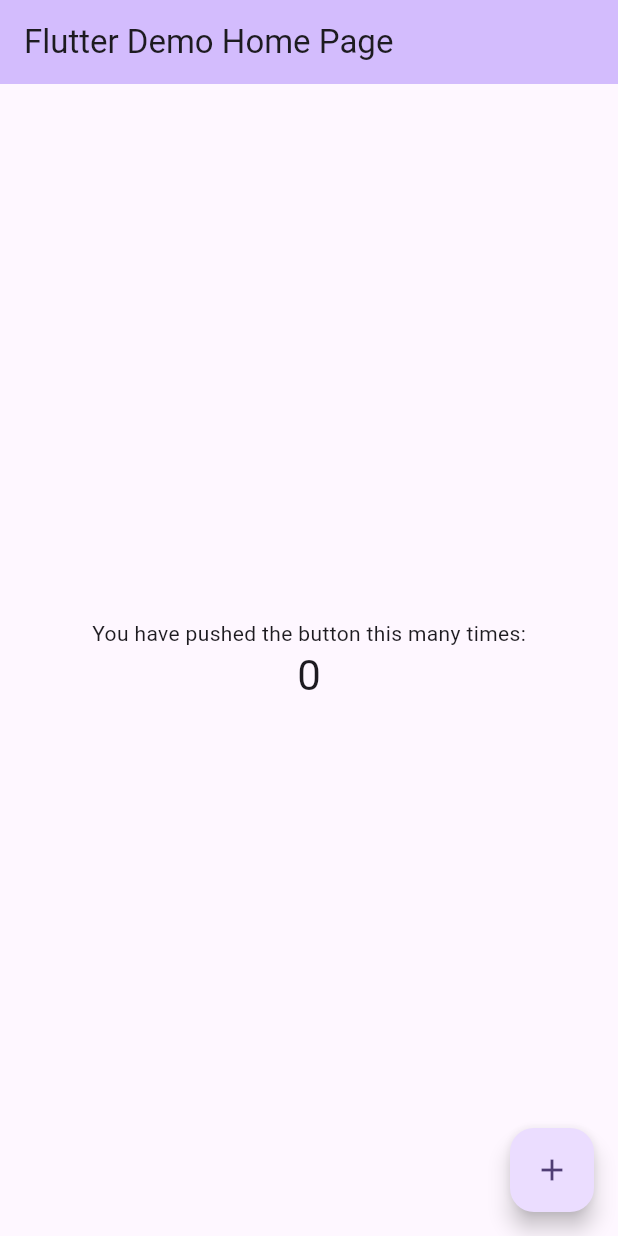
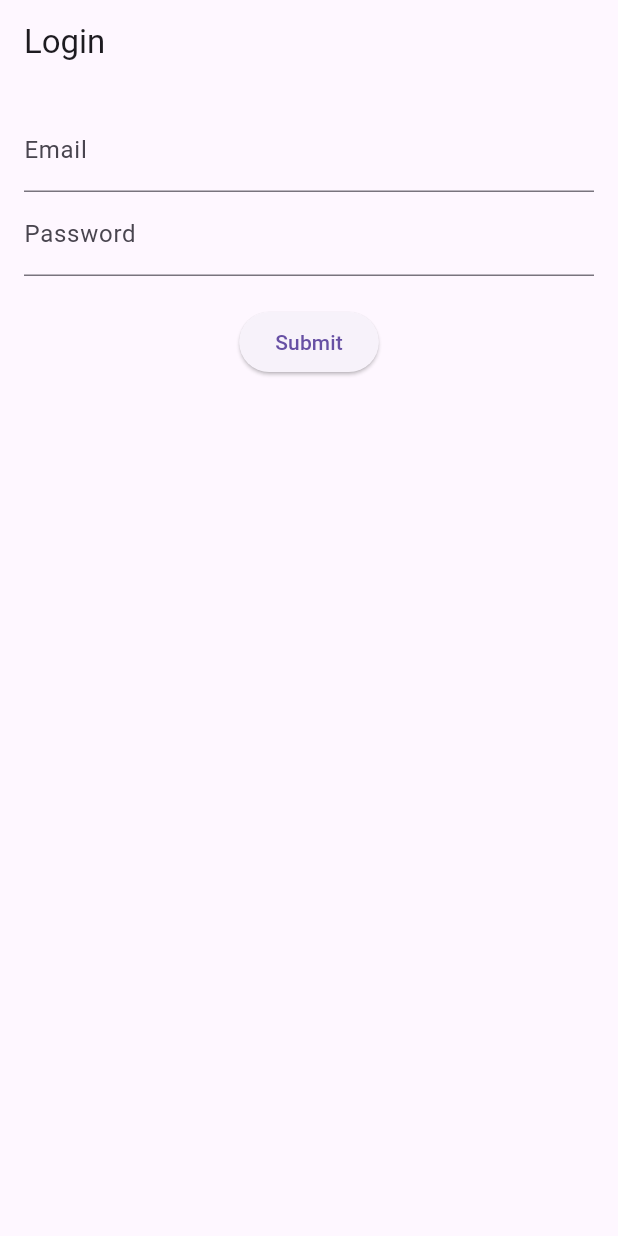
Before and after one commit to Shreyasingh120/Flutter_assigment, a Flutter app: the screen it shows after launch, on a phone screen of 412 x 824 dp. Run offline on Flutter 3.47's test engine with Material 3 defaults, Android fonts, the phone set to English and light mode, and no system bars; our stand-ins replace flutter_bloc.

Commit message:
first commit

```diff
--- /dev/null
+++ b/lib/blocs/login_bloc.dart
@@ -0,0 +1,35 @@
+import 'package:flutter_bloc/flutter_bloc.dart';
+
+class LoginEvent {
+  final String email;
+  final String password;
+
+  LoginEvent(this.email, this.password);
+}
+
+class LoginState {
+  final bool isValid;
+  final String errorMessage;
+
+  LoginState({required this.isValid, this.errorMessage = ''});
+}
+
+class LoginBloc extends Bloc<LoginEvent, LoginState> {
+  LoginBloc() : super(LoginState(isValid: false));
+
+  @override
+  Stream<LoginState> mapEventToState(LoginEvent event) async* {
+    final emailValid = RegExp(r'^[^@]+@[^@]+\.[^@]+').hasMatch(event.email);
+    final passwordValid = event.password.length >= 8 &&
+        RegExp(r'[A-Z]').hasMatch(event.password) &&
+        RegExp(r'[a-z]').hasMatch(event.password) &&
+        RegExp(r'[0-9]').hasMatch(event.password) &&
+        RegExp(r'[!@#\$&*~]').hasMatch(event.password);
+
+    if (emailValid && passwordValid) {
+      yield LoginState(isValid: true);
+    } else {
+      yield LoginState(isValid: false, errorMessage: 'Invalid credentials');
+    }
+  }
+}
--- a/lib/main.dart
+++ b/lib/main.dart
@@ -1,122 +1,24 @@
 import 'package:flutter/material.dart';
+import 'package:flutter_bloc/flutter_bloc.dart';
+import 'blocs/login_bloc.dart'; // Import your LoginBloc
+import 'screens/login_screen.dart';
 
 void main() {
-  runApp(const MyApp());
+  runApp(MyApp());
 }
 
 class MyApp extends StatelessWidget {
-  const MyApp({super.key});
-
-  // This widget is the root of your application.
   @override
   Widget build(BuildContext context) {
     return MaterialApp(
-      title: 'Flutter Demo',
+      title: 'Flutter Login Example',
       theme: ThemeData(
-        // This is the theme of your application.
-        //
-        // TRY THIS: Try running your application with "flutter run". You'll see
-        // the application has a purple toolbar. Then, without quitting the app,
-        // try changing the seedColor in the colorScheme below to Colors.green
-        // and then invoke "hot reload" (save your changes or press the "hot
-        // reload" button in a Flutter-supported IDE, or press "r" if you used
-        // the command line to start the app).
-        //
-        // Notice that the counter didn't reset back to zero; the application
-        // state is not lost during the reload. To reset the state, use hot
-        // restart instead.
-        //
-        // This works for code too, not just values: Most code changes can be
-        // tested with just a hot reload.
-        colorScheme: ColorScheme.fromSeed(seedColor: Colors.deepPurple),
+        primarySwatch: Colors.blue,
       ),
-      home: const MyHomePage(title: 'Flutter Demo Home Page'),
+      home: BlocProvider(
+        create: (context) => LoginBloc(), // Provide the LoginBloc here
+        child: LoginScreen(),
+      ),
     );
   }
 }
-
-class MyHomePage extends StatefulWidget {
-  const MyHomePage({super.key, required this.title});
-
-  // This widget is the home page of your application. It is stateful, meaning
-  // that it has a State object (defined below) that contains fields that affect
-  // how it looks.
-
-  // This class is the configuration for the state. It holds the values (in this
-  // case the title) provided by the parent (in this case the App widget) and
-  // used by the build method of the State. Fields in a Widget subclass are
-  // always marked "final".
-
-  final String title;
-
-  @override
-  State<MyHomePage> createState() => _MyHomePageState();
-}
-
-class _MyHomePageState extends State<MyHomePage> {
-  int _counter = 0;
-
-  void _incrementCounter() {
-    setState(() {
-      // This call to setState tells the Flutter framework that something has
-      // changed in this State, which causes it to rerun the build method below
-      // so that the display can reflect the updated values. If we changed
-      // _counter without calling setState(), then the build method would not be
-      // called again, and so nothing would appear to happen.
-      _counter++;
-    });
-  }
-
-  @override
-  Widget build(BuildContext context) {
-    // This method is rerun every time setState is called, for instance as done
-    // by the _incrementCounter method above.
-    //
-    // The Flutter framework has been optimized to make rerunning build methods
-    // fast, so that you can just rebuild anything that needs updating rather
-    // than having to individually change instances of widgets.
-    return Scaffold(
-      appBar: AppBar(
-        // TRY THIS: Try changing the color here to a specific color (to
-        // Colors.amber, perhaps?) and trigger a hot reload to see the AppBar
-        // change color while the other colors stay the same.
-        backgroundColor: Theme.of(context).colorScheme.inversePrimary,
-        // Here we take the value from the MyHomePage object that was created by
-        // the App.build method, and use it to set our appbar title.
-        title: Text(widget.title),
-      ),
-      body: Center(
-        // Center is a layout widget. It takes a single child and positions it
-        // in the middle of the parent.
-        child: Column(
-          // Column is also a layout widget. It takes a list of children and
-          // arranges them vertically. By default, it sizes itself to fit its
-          // children horizontally, and tries to be as tall as its parent.
-          //
-          // Column has various properties to control how it sizes itself and
-          // how it positions its children. Here we use mainAxisAlignment to
-          // center the children vertically; the main axis here is the vertical
-          // axis because Columns are vertical (the cross axis would be
-          // horizontal).
-          //
-          // TRY THIS: Invoke "debug painting" (choose the "Toggle Debug Paint"
-          // action in the IDE, or press "p" in the console), to see the
-          // wireframe for each widget.
-          mainAxisAlignment: MainAxisAlignment.center,
-          children: <Widget>[
-            const Text('You have pushed the button this many times:'),
-            Text(
-              '$_counter',
-              style: Theme.of(context).textTheme.headlineMedium,
-            ),
-          ],
-        ),
-      ),
-      floatingActionButton: FloatingActionButton(
-        onPressed: _incrementCounter,
-        tooltip: 'Increment',
-        child: const Icon(Icons.add),
-      ), // This trailing comma makes auto-formatting nicer for build methods.
-    );
-  }
-}
--- /dev/null
+++ b/lib/screens/login_screen.dart
@@ -0,0 +1,62 @@
+import 'package:flutter/material.dart';
+import 'package:flutter_bloc/flutter_bloc.dart';
+import '../blocs/login_bloc.dart';
+import 'home_screen.dart';
+
+class LoginScreen extends StatelessWidget {
+  final TextEditingController emailController = TextEditingController();
+  final TextEditingController passwordController = TextEditingController();
+
+  @override
+  Widget build(BuildContext context) {
+    return BlocProvider(
+      create: (context) => LoginBloc(),
+      child: Scaffold(
+        appBar: AppBar(title: Text('Login')),
+        body: BlocListener<LoginBloc, LoginState>(
+          listener: (context, state) {
+            if (state.isValid) {
+              Navigator.pushReplacement(
+                context,
+                MaterialPageRoute(builder: (context) => HomeScreen()),
+              );
+            }
+          },
+          child: Padding(
+            padding: const EdgeInsets.all(16.0),
+            child: Column(
+              children: [
+                TextField(
+                  controller: emailController,
+                  decoration: InputDecoration(labelText: 'Email'),
+                ),
+                TextField(
+                  controller: passwordController,
+                  decoration: InputDecoration(labelText: 'Password'),
+                  obscureText: true,
+                ),
+                SizedBox(height: 20),
+                ElevatedButton(
+                  onPressed: () {
+                    BlocProvider.of<LoginBloc>(context).add(
+                      LoginEvent(emailController.text, passwordController.text),
+                    );
+                  },
+                  child: Text('Submit'),
+                ),
+                BlocBuilder<LoginBloc, LoginState>(
+                  builder: (context, state) {
+                    if (state.errorMessage.isNotEmpty) {
+                      return Text(state.errorMessage, style: TextStyle(color: Colors.red));
+                    }
+                    return Container();
+                  },
+                ),
+              ],
+            ),
+          ),
+        ),
+      ),
+    );
+  }
+}
--- a/pubspec.yaml
+++ b/pubspec.yaml
@@ -34,6 +34,8 @@ dependencies:
   # The following adds the Cupertino Icons font to your application.
   # Use with the CupertinoIcons class for iOS style icons.
   cupertino_icons: ^1.0.8
+  flutter_bloc: ^9.1.1
+  http: ^1.5.0
 
 dev_dependencies:
   flutter_test:
```
Also changed, not shown: lib/blocs/image_bloc.dart (added, +26 -0 lines), lib/models/image_model.dart (added, +15 -0 lines), lib/screens/home_screen.dart (added, +39 -0 lines), pubspec.lock.
